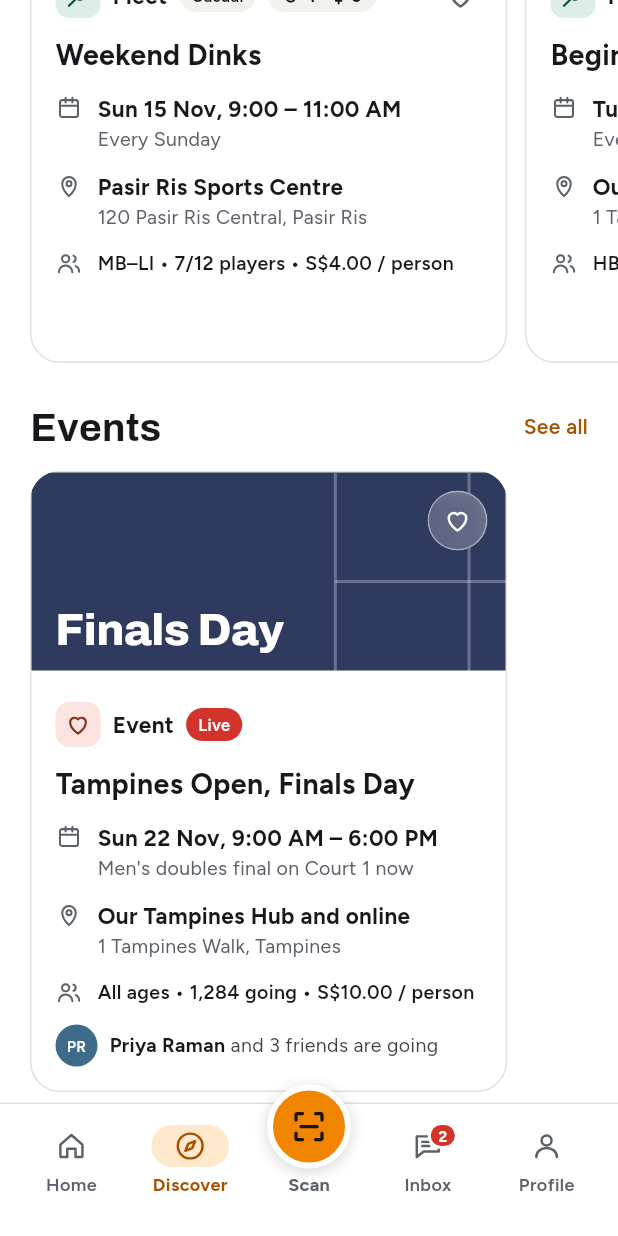
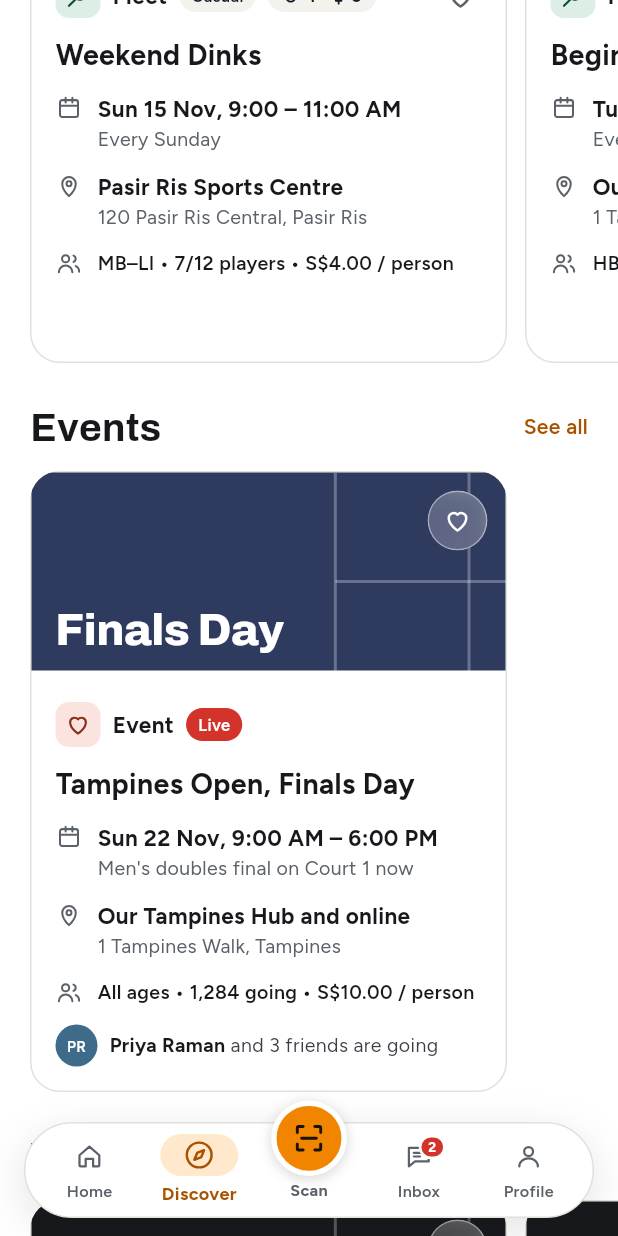
Before and after one commit to olympusgo28-cmyk/olympusgo, a Flutter app: the DiscoverScreen screen opened by its route, scrolled down 576 dp, on a phone screen of 412 x 824 dp. Run offline on Flutter 3.47's test engine with Material 3 defaults, Android fonts, the phone set to English and light mode, and no system bars; our stand-ins replace flutter_riverpod, flutter_secure_storage, flutter_svg, freezed_annotation, go_router, google_fonts and 6 more; missing offline and left inert: mobile_scanner; accounts and stored records are empty; generated files the repository leaves out were written again.

Commit message:
Tab bar: floating pill, unselected tabs slightly smaller
The main tab bar is now a rounded pill floating 16pt in from the sides
and just above the home indicator, with a soft shadow and a hairline
border for dark mode. Page content shows around it.

The selected tab shows at full size; the others sit at 90% and grow
when picked (200ms ease out). The raised Scan button keeps its place
and follows the same rule.

Co-Authored-By: Claude Opus 5.5 <noreply@anthropic.com>
Claude-Session: https://claude.ai/code/session_01Ff7kkL7j674fjERfZ3NAtF

```diff
--- a/lib/features/shell/main_shell.dart
+++ b/lib/features/shell/main_shell.dart
@@ -58,8 +58,9 @@ const _tabs = [
   ),
 ];
 
-/// The white tab bar from the design: four labelled tabs with a pill behind
-/// the selected one, and a raised round Scan button in the middle.
+/// A floating pill tab bar: four labelled tabs with a tint behind the
+/// selected one, and a raised round Scan button in the middle. Tabs that
+/// aren't selected sit slightly smaller.
 class MainTabBar extends StatelessWidget {
   const MainTabBar({
     super.key,
@@ -74,12 +75,15 @@ class MainTabBar extends StatelessWidget {
   /// New conversations, shown on the Inbox tab.
   final int unread;
 
+  /// The pill's gap from the bottom edge, just above the home indicator.
   static double _bottom(BuildContext context) =>
-      math.max(20.0, MediaQuery.of(context).padding.bottom);
+      math.max(12.0, MediaQuery.of(context).padding.bottom - 10);
+
+  static const _height = 64.0;
 
   /// Height of the bar, for padding scrolling content above it.
   static double reservedHeight(BuildContext context) =>
-      8 + 62 + _bottom(context) + 16;
+      _height + _bottom(context) + 16;
 
   @override
   Widget build(BuildContext context) {
@@ -87,15 +91,25 @@ class MainTabBar extends StatelessWidget {
     return Semantics(
       container: true,
       label: 'Main',
+      child: Padding(
+        padding: EdgeInsets.fromLTRB(16, 0, 16, _bottom(context)),
         child: Container(
-        padding: EdgeInsets.fromLTRB(8, 8, 8, _bottom(context)),
+          height: _height,
+          padding: const EdgeInsets.symmetric(horizontal: 6),
           decoration: BoxDecoration(
             color: c.bg,
-          border: Border(top: BorderSide(color: c.border)),
+            borderRadius: BorderRadius.circular(_height / 2),
+            border: Border.all(color: c.border),
+            boxShadow: const [
+              BoxShadow(
+                color: Color(0x1F16181B),
+                blurRadius: 24,
+                offset: Offset(0, 8),
+              ),
+            ],
           ),
           child: Row(
             mainAxisAlignment: MainAxisAlignment.spaceAround,
-          crossAxisAlignment: CrossAxisAlignment.end,
             children: [
               for (var i = 0; i < _tabs.length; i++)
                 i == 2
@@ -110,8 +124,28 @@ class MainTabBar extends StatelessWidget {
             ],
           ),
         ),
+      ),
     );
   }
+}
+
+/// Tabs that aren't selected show at this size.
+const _unselectedScale = 0.9;
+
+/// Grows a tab to full size when it is selected.
+class _TabScale extends StatelessWidget {
+  const _TabScale({required this.selected, required this.child});
+
+  final bool selected;
+  final Widget child;
+
+  @override
+  Widget build(BuildContext context) => AnimatedScale(
+    scale: selected ? 1 : _unselectedScale,
+    duration: const Duration(milliseconds: 200),
+    curve: Curves.easeOut,
+    child: child,
+  );
 }
 
 class _TabButton extends StatelessWidget {
@@ -141,6 +175,8 @@ class _TabButton extends StatelessWidget {
         behavior: HitTestBehavior.opaque,
         onTap: onTap,
         child: ExcludeSemantics(
+          child: _TabScale(
+            selected: selected,
             child: SizedBox(
               width: 64,
               child: Padding(
@@ -206,6 +242,7 @@ class _TabButton extends StatelessWidget {
             ),
           ),
         ),
+      ),
     );
   }
 }
@@ -227,6 +264,8 @@ class _ScanButton extends StatelessWidget {
         behavior: HitTestBehavior.opaque,
         onTap: onTap,
         child: ExcludeSemantics(
+          child: _TabScale(
+            selected: selected,
             child: SizedBox(
               width: 64,
               height: 59,
@@ -272,6 +311,7 @@ class _ScanButton extends StatelessWidget {
             ),
           ),
         ),
+      ),
     );
   }
 }
```
Lines whose indentation alone changed are shown as unchanged.
